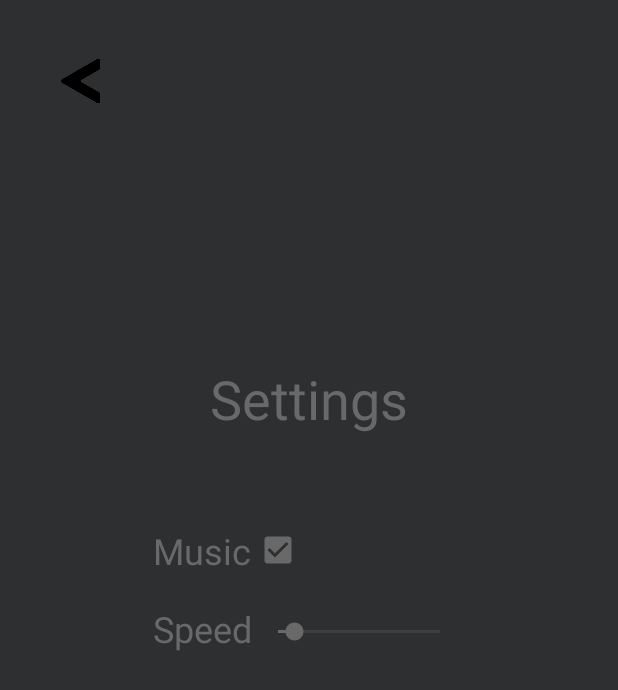
After one commit to arinavalkova/traffic_light_simulation_for_android, an Android app: the SettingsActivity screen opened directly, with no data from a screen before it, on a phone screen of 412 x 824 dp. The commit adds this screen. Shown: the top 690 px of the screen. Run offline under Robolectric (Android 15) with nearby library versions, the phone set to English and light mode, and no system bars.

Commit message:
added music and speed settings and refactoring has done

```diff
--- a/app/src/main/AndroidManifest.xml
+++ b/app/src/main/AndroidManifest.xml
@@ -19,6 +19,9 @@
                 <category android:name="android.intent.category.LAUNCHER" />
             </intent-filter>
         </activity>
+        <activity android:name=".SettingsActivity">
+
+        </activity>
     </application>
 
 </manifest>
--- /dev/null
+++ b/app/src/main/java/com/westochka/trafficlightsimulation/SettingsActivity.java
@@ -0,0 +1,131 @@
+package com.westochka.trafficlightsimulation;
+
+import android.app.Activity;
+import android.content.Context;
+import android.content.Intent;
+import android.content.SharedPreferences;
+import android.os.Bundle;
+import android.view.View;
+import android.widget.Button;
+import android.widget.CheckBox;
+import android.widget.SeekBar;
+import android.widget.Toast;
+
+public class SettingsActivity extends Activity
+{
+    Button backToMainActivityButton;
+    CheckBox isMusicAllowedCheckBox;
+    SeekBar speedValueSeekBar;
+
+    @Override
+    protected void onCreate(Bundle savedInstanceState)
+    {
+        super.onCreate(savedInstanceState);
+        setContentView(R.layout.settings_activity);
+
+        connectObjectsWithId();
+        refreshActivity();
+        setSpeedSeekBarEvents();
+    }
+
+    private void connectObjectsWithId()
+    {
+        backToMainActivityButton = findViewById(R.id.backButton);
+        isMusicAllowedCheckBox = findViewById(R.id.musicCheckBox);
+        speedValueSeekBar = findViewById(R.id.speadSeekBar);
+    }
+
+    private void refreshActivity()
+    {
+        refreshIsMusicAllowedCheckBox();
+        refreshSpeedSeekBar();
+    }
+
+    private void refreshIsMusicAllowedCheckBox()
+    {
+        boolean isMusicAllowed = getIsMusicAllowed(this);
+
+        isMusicAllowedCheckBox.setChecked(isMusicAllowed);
+    }
+
+    private void refreshSpeedSeekBar()
+    {
+        float speedValue = getSpeed(this);
+
+        speedValueSeekBar.setProgress((int) (speedValue * 10));
+    }
+
+    private void setSpeedSeekBarEvents()
+    {
+        speedValueSeekBar.setOnSeekBarChangeListener(new SeekBar.OnSeekBarChangeListener()
+        {
+            @Override
+            public void onProgressChanged(SeekBar seekBar, int i, boolean b) {}
+
+            @Override
+            public void onStartTrackingTouch(SeekBar seekBar) {}
+
+            @Override
+            public void onStopTrackingTouch(SeekBar seekBar)
+            {
+                float speedValue = (float) seekBar.getProgress() / 10;
+
+                saveSpeedSeekBarValue(speedValue);
+                setToastWithCurrentSpeedValue(speedValue);
+            }
+        });
+    }
+
+    private void saveSpeedSeekBarValue(float progress)
+    {
+        SharedPreferences sharedPreferences = this.getSharedPreferences(Consts.SHARED_PREFERENCES_NAME, MODE_PRIVATE);
+        SharedPreferences.Editor editor = sharedPreferences.edit();
+
+        editor.putFloat(Consts.SPEED_FIELD, progress);
+        editor.apply();
+    }
+
+    private void setToastWithCurrentSpeedValue(float speedValue)
+    {
+        Toast toast = Toast.makeText(getApplicationContext(), Float.toString(speedValue), Toast.LENGTH_SHORT);
+        toast.show();
+    }
+
+    public void onClickedBackToMainActivityButton(View view)
+    {
+        Intent intent = new Intent(this, MainActivity.class);
+        startActivity(intent);
+    }
+
+    public void onClickedMusicCheckBox(View view)
+    {
+        boolean isMusicAllowed = isMusicAllowedCheckBox.isChecked();
+
+        saveIsMusicAllowed(isMusicAllowed);
+    }
+
+    private void saveIsMusicAllowed(boolean isMusicAllowed)
+    {
+        SharedPreferences sharedPreferences = this.getSharedPreferences(Consts.SHARED_PREFERENCES_NAME, MODE_PRIVATE);
+        SharedPreferences.Editor editor = sharedPreferences.edit();
+
+        editor.putBoolean(Consts.IS_MUSIC_ALLOWED, isMusicAllowed);
+        editor.apply();
+    }
+
+    public static boolean getIsMusicAllowed(Context context)
+    {
+        SharedPreferences sharedPreferences = context.getSharedPreferences(Consts.SHARED_PREFERENCES_NAME, MODE_PRIVATE);
+        boolean defaultIsMusicAllowed = context.getResources().getBoolean(R.bool.isMusicAllowed);
+
+        return sharedPreferences.getBoolean(Consts.IS_MUSIC_ALLOWED, defaultIsMusicAllowed);
+    }
+
+    public static float getSpeed(Context context)
+    {
+        SharedPreferences sharedPreferences = context.getSharedPreferences(Consts.SHARED_PREFERENCES_NAME, MODE_PRIVATE);
+        int defaultSpeed = context.getResources().getInteger(R.integer.speed);
+
+        return sharedPreferences.getFloat(Consts.SPEED_FIELD, defaultSpeed);
+    }
+}
--- a/app/src/main/java/com/westochka/trafficlightsimulation/StopTrafficLightWorkingException.java
+++ b/app/src/main/java/com/westochka/trafficlightsimulation/StopTrafficLightWorkingException.java
@@ -1,5 +1,3 @@
 package com.westochka.trafficlightsimulation;
 
-public class StopTrafficLightWorkingException extends Throwable
-{
-}
+public class StopTrafficLightWorkingException extends Throwable {}
--- /dev/null
+++ b/app/src/main/res/layout/settings_activity.xml
@@ -0,0 +1,103 @@
+<?xml version="1.0" encoding="utf-8"?>
+<androidx.constraintlayout.widget.ConstraintLayout xmlns:android="http://schemas.android.com/apk/res/android"
+    xmlns:app="http://schemas.android.com/apk/res-auto"
+    xmlns:tools="http://schemas.android.com/tools"
+    android:layout_width="match_parent"
+    android:layout_height="match_parent"
+    android:background="#2D2F31">
+
+    <Button
+        android:id="@+id/backButton"
+        android:layout_width="60dp"
+        android:layout_height="60dp"
+        android:layout_marginStart="24dp"
+        android:layout_marginTop="24dp"
+        android:background="#00FFFFFF"
+        android:foreground="@drawable/arrow1"
+        android:onClick="onClickedBackToMainActivityButton"
+        android:textAlignment="viewStart"
+        android:textColor="#7EFFFFFF"
+        android:textSize="12sp"
+        app:layout_constraintStart_toStartOf="parent"
+        app:layout_constraintTop_toTopOf="parent" />
+
+    <TextView
+        android:id="@+id/textView"
+        android:layout_width="wrap_content"
+        android:layout_height="wrap_content"
+        android:capitalize="none"
+        android:text="Settings"
+        android:textColor="@color/grey"
+        android:textSize="36sp"
+        app:layout_constraintBottom_toBottomOf="parent"
+        app:layout_constraintEnd_toEndOf="parent"
+        app:layout_constraintStart_toStartOf="parent"
+        app:layout_constraintTop_toTopOf="parent"
+        app:layout_constraintVertical_bias="0.311" />
+
+    <CheckBox
+        android:id="@+id/musicCheckBox"
+        android:layout_width="wrap_content"
+        android:layout_height="wrap_content"
+        android:buttonTint="@color/grey"
+        android:layoutDirection="inherit"
+        android:onClick="onClickedMusicCheckBox"
+        android:textColor="@color/grey"
+        android:textColorHint="@color/grey"
+        android:textSize="24sp"
+        app:layout_constraintBottom_toBottomOf="parent"
+        app:layout_constraintEnd_toEndOf="parent"
+        app:layout_constraintHorizontal_bias="0.009"
+        app:layout_constraintStart_toEndOf="@+id/textView3"
+        app:layout_constraintTop_toTopOf="parent"
+        app:layout_constraintVertical_bias="0.443" />
+
+    <SeekBar
+        android:id="@+id/speadSeekBar"
+        android:layout_width="140dp"
+        android:layout_height="36dp"
+        android:layout_marginStart="1dp"
+        android:layout_marginEnd="120dp"
+        android:backgroundTint="@color/grey"
+        android:filterTouchesWhenObscured="false"
+        android:progressBackgroundTint="@color/grey"
+        android:progressTint="@color/grey"
+        android:secondaryProgressTint="@color/grey"
+        android:thumbTint="@color/grey"
+        app:layout_constraintBottom_toBottomOf="parent"
+        app:layout_constraintEnd_toEndOf="parent"
+        app:layout_constraintHorizontal_bias="0.0"
+        app:layout_constraintStart_toEndOf="@+id/textView2"
+        app:layout_constraintTop_toTopOf="parent"
+        app:layout_constraintVertical_bias="0.512"
+        app:tickMarkTint="@color/grey" />
+
+    <TextView
+        android:id="@+id/textView2"
+        android:layout_width="wrap_content"
+        android:layout_height="wrap_content"
+        android:text="Speed"
+        android:textColor="@color/grey"
+        android:textSize="24sp"
+        app:layout_constraintBottom_toBottomOf="parent"
+        app:layout_constraintEnd_toEndOf="parent"
+        app:layout_constraintHorizontal_bias="0.295"
+        app:layout_constraintStart_toStartOf="parent"
+        app:layout_constraintTop_toTopOf="parent"
+        app:layout_constraintVertical_bias="0.509" />
+
+    <TextView
+        android:id="@+id/textView3"
+        android:layout_width="wrap_content"
+        android:layout_height="wrap_content"
+        android:text="Music"
+        android:textColor="@color/grey"
+        android:textSize="24sp"
+        app:layout_constraintBottom_toBottomOf="parent"
+        app:layout_constraintEnd_toEndOf="parent"
+        app:layout_constraintHorizontal_bias="0.294"
+        app:layout_constraintStart_toStartOf="parent"
+        app:layout_constraintTop_toTopOf="parent"
+        app:layout_constraintVertical_bias="0.443" />
+
+</androidx.constraintlayout.widget.ConstraintLayout>
--- /dev/null
+++ b/app/src/main/res/values/default_settings.xml
@@ -0,0 +1,5 @@
+<?xml version="1.0" encoding="utf-8"?>
+<resources>
+    <integer name="speed">1</integer>
+    <bool name="isMusicAllowed">true</bool>
+</resources>
```
Also changed, not shown: app/src/main/java/com/westochka/trafficlightsimulation/Consts.java (+16 -10 lines), app/src/main/java/com/westochka/trafficlightsimulation/MainActivity.java (+144 -92 lines), app/src/main/java/com/westochka/trafficlightsimulation/MusicController.java (added, +51 -0 lines), app/src/main/res/layout/activity_main.xml (+7 -10 lines), app/src/main/res/drawable/arrow1.png (added), 3 other files.
